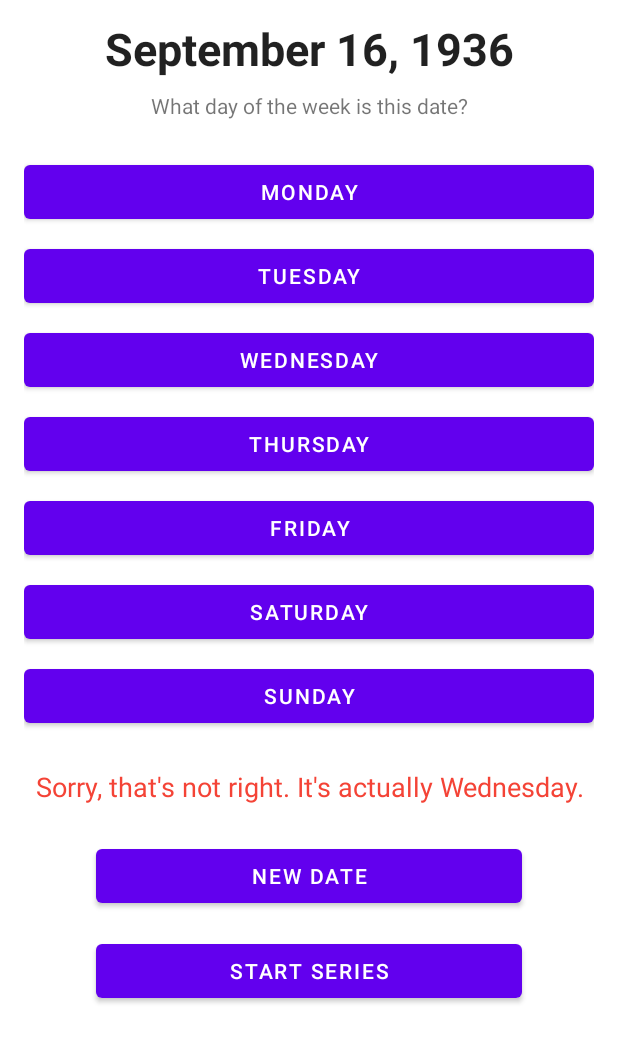
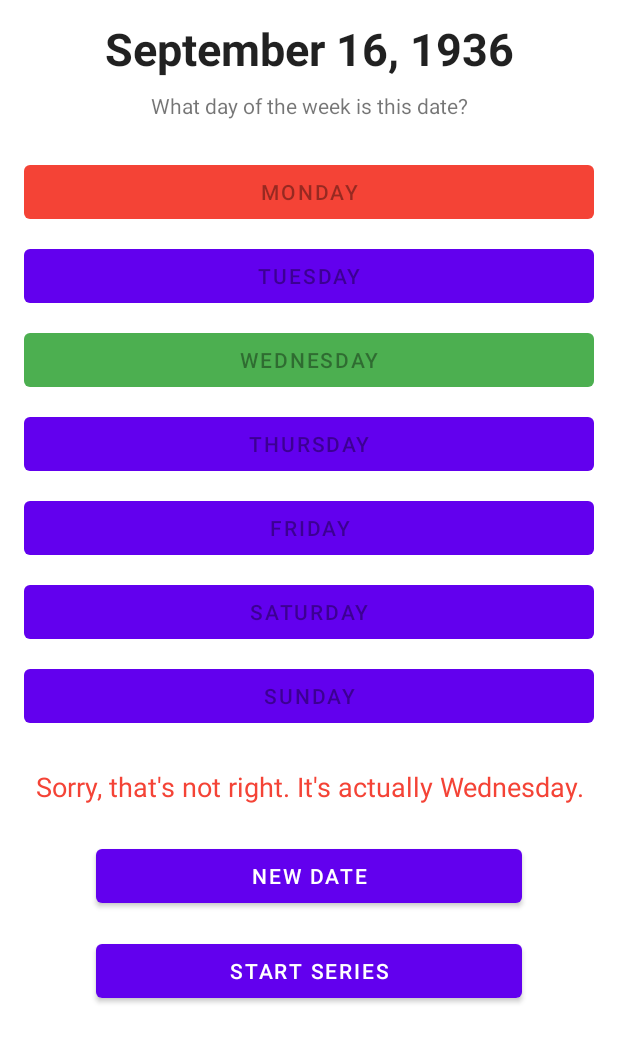
Before and after one commit to bb-froggy/doomsday-trainer, an Android app: the screen it shows after launch (MainActivity), after a tap on "MONDAY", on a phone screen of 412 x 824 dp, the part 181-1236 px from its top. Run offline under Robolectric (Android 15) with nearby library versions, the phone set to English and light mode, and no system bars.

Commit message:
Improve visual feedback

```diff
--- a/app/src/main/java/froggy/game/doomsdaytrainer/MainActivity.java
+++ b/app/src/main/java/froggy/game/doomsdaytrainer/MainActivity.java
@@ -71,6 +71,9 @@ public class MainActivity extends AppCompatActivity {
         setupDayButton(R.id.buttonFriday, FRIDAY);
         setupDayButton(R.id.buttonSaturday, SATURDAY);
         setupDayButton(R.id.buttonSunday, SUNDAY);
+
+        // Initialize button appearances
+        resetDayButtonAppearances();
 
         // Set up new date button
         Button buttonNewDate = findViewById(R.id.buttonNewDate);
@@ -157,6 +160,71 @@ public class MainActivity extends AppCompatActivity {
     }
 
     /**
+     * Set the enabled state of all day of week buttons
+     *
+     * @param enabled true to enable buttons, false to disable
+     */
+    private void setDayButtonsEnabled(boolean enabled) {
+        findViewById(R.id.buttonMonday).setEnabled(enabled);
+        findViewById(R.id.buttonTuesday).setEnabled(enabled);
+        findViewById(R.id.buttonWednesday).setEnabled(enabled);
+        findViewById(R.id.buttonThursday).setEnabled(enabled);
+        findViewById(R.id.buttonFriday).setEnabled(enabled);
+        findViewById(R.id.buttonSaturday).setEnabled(enabled);
+        findViewById(R.id.buttonSunday).setEnabled(enabled);
+    }
+
+    /**
+     * Reset all day button appearances to their default state
+     */
+    private void resetDayButtonAppearances() {
+        Button[] buttons = {
+            findViewById(R.id.buttonMonday),
+            findViewById(R.id.buttonTuesday),
+            findViewById(R.id.buttonWednesday),
+            findViewById(R.id.buttonThursday),
+            findViewById(R.id.buttonFriday),
+            findViewById(R.id.buttonSaturday),
+            findViewById(R.id.buttonSunday)
+        };
+
+        for (Button button : buttons) {
+            // Reset to default material button style (purple)
+            button.setBackgroundTintList(getResources().getColorStateList(R.color.colorPrimary, null));
+        }
+    }
+
+    /**
+     * Get the button ID for a given day of week constant
+     *
+     * @param dayOfWeek The Calendar constant for the day
+     * @return The resource ID of the corresponding button
+     */
+    private int getButtonIdForDay(int dayOfWeek) {
+        switch (dayOfWeek) {
+            case SUNDAY: return R.id.buttonSunday;
+            case MONDAY: return R.id.buttonMonday;
+            case TUESDAY: return R.id.buttonTuesday;
+            case WEDNESDAY: return R.id.buttonWednesday;
+            case THURSDAY: return R.id.buttonThursday;
+            case FRIDAY: return R.id.buttonFriday;
+            case SATURDAY: return R.id.buttonSaturday;
+            default: return R.id.buttonMonday; // fallback
+        }
+    }
+
+    /**
+     * Highlight a button with the specified color
+     *
+     * @param buttonId The resource ID of the button to highlight
+     * @param colorRes The color resource ID to use for highlighting
+     */
+    private void highlightButton(int buttonId, int colorRes) {
+        Button button = findViewById(buttonId);
+        button.setBackgroundTintList(getResources().getColorStateList(colorRes, null));
+    }
+
+    /**
      * Generate a random date using the date range from settings
      */
     private void generateRandomDate() {
@@ -228,7 +296,20 @@ public class MainActivity extends AppCompatActivity {
         String actualDayName = dayNames[actualDay];
         boolean isCorrect = (guessedDay == actualDay);
 
-        // Pause the timer while showing result
+        // Disable day buttons during the result display (both modes)
+        setDayButtonsEnabled(false);
+
+        // Always highlight the correct answer in green
+        int correctButtonId = getButtonIdForDay(actualDay);
+        highlightButton(correctButtonId, R.color.colorCorrect);
+
+        // If the guess was wrong, also highlight the selected button in red
+        if (!isCorrect) {
+            int selectedButtonId = getButtonIdForDay(guessedDay);
+            highlightButton(selectedButtonId, R.color.colorIncorrect);
+        }
+
+        // Pause the timer while showing result (only in series mode)
         if (inSeriesMode && timerRunning) {
             pauseTimer();
         }
@@ -250,8 +331,10 @@ public class MainActivity extends AppCompatActivity {
             saveSeriesState();
 
             if (currentSeriesIndex >= seriesCount) {
-                // Series complete - show results
-                finishSeriesMode();
+                // Series complete - show results after delay
+                textViewResult.postDelayed(() -> {
+                    finishSeriesMode();
+                }, 1500); // 1.5 second delay
             } else {
                 // Continue with next date after a brief delay
                 textViewResult.postDelayed(() -> {
@@ -261,10 +344,20 @@ public class MainActivity extends AppCompatActivity {
                     textViewDate.setText(textViewDate.getText() +
                             "\n" + getString(R.string.series_progress, currentSeriesIndex + 1, seriesCount));
 
+                    // Reset button appearances and re-enable day buttons for the next date
+                    resetDayButtonAppearances();
+                    setDayButtonsEnabled(true);
+
                     // Resume timer for the new date
                     resumeTimer();
                 }, 1500); // 1.5 second delay
             }
+        } else {
+            // Normal mode - just reset buttons after delay
+            textViewResult.postDelayed(() -> {
+                resetDayButtonAppearances();
+                setDayButtonsEnabled(true);
+            }, 1500); // 1.5 second delay
         }
     }
 
@@ -291,6 +384,10 @@ public class MainActivity extends AppCompatActivity {
         textViewDate.setText(textViewDate.getText() +
                 "\n" + getString(R.string.series_progress, currentSeriesIndex + 1, seriesCount));
         buttonStartSeries.setEnabled(false);
+
+        // Ensure day buttons are enabled and reset appearances
+        resetDayButtonAppearances();
+        setDayButtonsEnabled(true);
 
         // Save the state to SharedPreferences
         saveSeriesState();
@@ -353,6 +450,10 @@ public class MainActivity extends AppCompatActivity {
 
             // Disable series start button
             buttonStartSeries.setEnabled(false);
+
+            // Enable day buttons and reset appearances
+            resetDayButtonAppearances();
+            setDayButtonsEnabled(true);
         }
     }
 
@@ -404,6 +505,10 @@ public class MainActivity extends AppCompatActivity {
         timerRunning = false;
         buttonStartSeries.setEnabled(true);
 
+        // Make sure day buttons are enabled and reset appearances
+        resetDayButtonAppearances();
+        setDayButtonsEnabled(true);
+
         // Clear saved state
         saveSeriesState();
 
```
